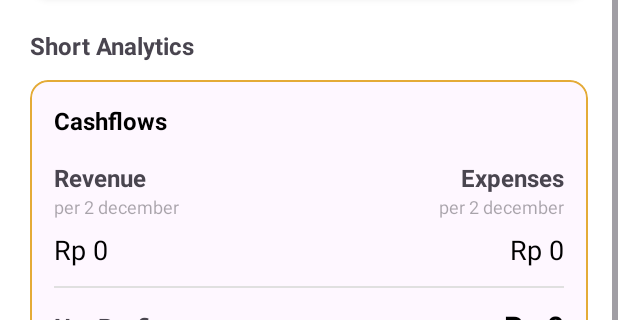
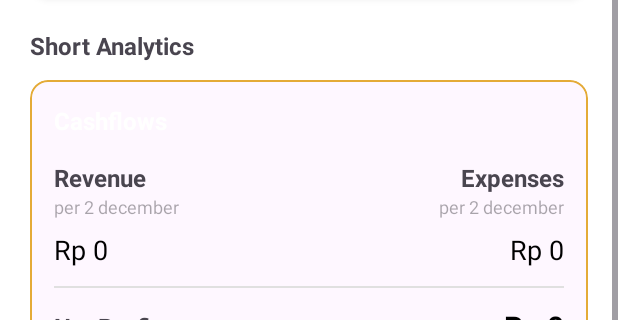
Before and after one commit to BL1Ssa/Beesness, an Android app: the MainActivity screen opened directly, with no data from a screen before it, on a phone screen of 412 x 824 dp, the part 515-835 px from its top. Run offline under Robolectric (Android 15) with nearby library versions, the phone set to English and light mode, and no system bars; libraries missing offline, so code that uses them is left out: com.github.mikephil.charting; plain views replace BarChart; 1 statement that could not run was skipped.

```diff
--- a/app/src/main/res/layout/activity_main.xml
+++ b/app/src/main/res/layout/activity_main.xml
@@ -135,7 +135,7 @@
                     android:text="Cashflows"
                     android:textSize="16sp"
                     android:textStyle="bold"
-                    android:textColor="@color/black"
+                    android:textColor="@color/white"
                     android:layout_marginBottom="16dp"/>
 
                 <LinearLayout
--- a/app/src/main/res/layout/item_product.xml
+++ b/app/src/main/res/layout/item_product.xml
@@ -36,7 +36,7 @@
                 android:text="Product Name"
                 android:textSize="16sp"
                 android:textStyle="bold"
-                android:textColor="@color/cardfg"/>
+                android:textColor="@color/white"/>
 
             <TextView
                 android:id="@+id/tvProductCategory"
@@ -68,7 +68,7 @@
                 android:layout_height="wrap_content"
                 android:text="Qty: 0"
                 android:textSize="12sp"
-                android:textColor="#555"/>
+                android:textColor="@color/gray_thin_text"/>
         </LinearLayout>
 
     </LinearLayout>
```
Also changed, not shown: app/src/main/java/com/example/beesness/views/POS/POSActivity.java (+4 -3 lines).
